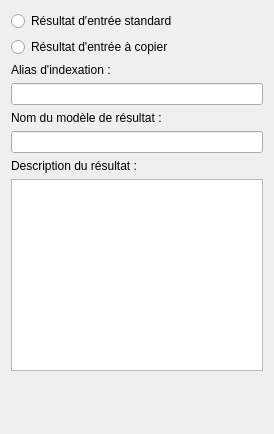
This is stepcreatorv2/widgets/inresultwidget.ui in computree/computree-v3 as Qt 5 draws it before an edit. The edited form follows.
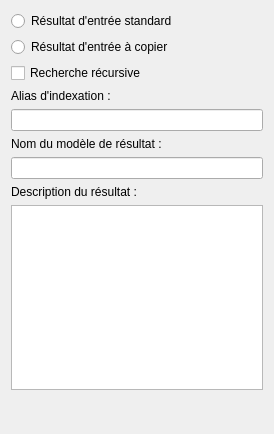
This is the edited form.

The edit to the form file:
```diff
--- a/stepcreatorv2/widgets/inresultwidget.ui
+++ b/stepcreatorv2/widgets/inresultwidget.ui
@@ -34,6 +34,13 @@
      </property>
     </widget>
    </item>
+   <item>
+    <widget class="QCheckBox" name="cb_recursive">
+     <property name="text">
+      <string>Recherche récursive</string>
+     </property>
+    </widget>
+   </item>
    <item>
     <widget class="QLabel" name="label_4">
      <property name="text">
```
